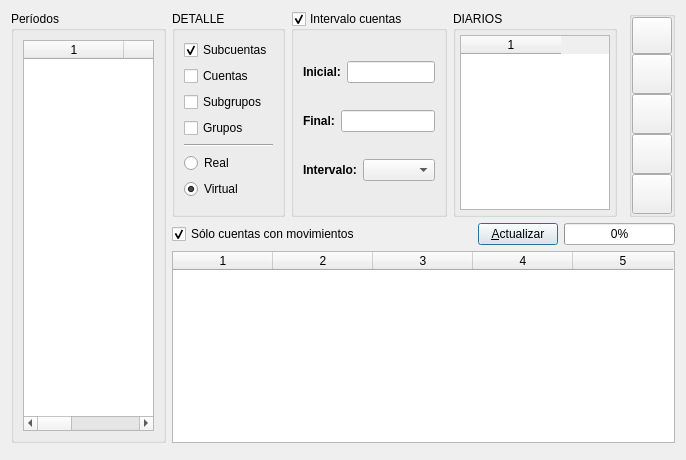
Before: the Qt Designer form ui/bss.ui in Ivanvegacbr/librokuentas, drawn with Qt 5.
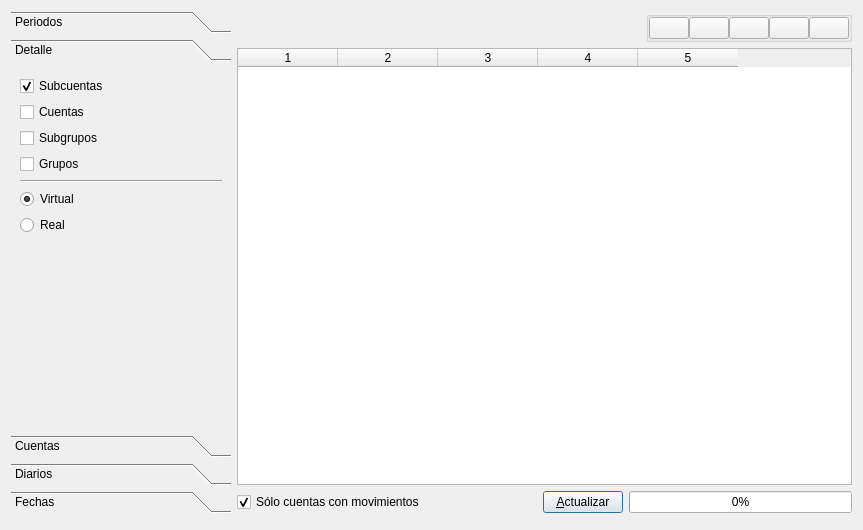
After: the same form once the commit is applied. The open tabs and pages were chosen to show the change. Icons and pictures are not drawn. Custom widgets are drawn as their Qt base class.

The edit to the form file:
```diff
--- a/ui/bss.ui
+++ b/ui/bss.ui
@@ -1,135 +1,144 @@
 <ui version="4.0" >
  <author>José Manuel Díez Botella - Iván González Millán</author>
  <class>bss</class>
- <widget class="QDialog" name="bss" >
-  <property name="geometry" >
+ <widget class="QDialog" name="bss">
+  <property name="geometry">
    <rect>
     <x>0</x>
     <y>0</y>
-    <width>686</width>
-    <height>460</height>
+    <width>863</width>
+    <height>530</height>
    </rect>
   </property>
-  <property name="windowTitle" >
+  <property name="windowTitle">
    <string>Balance de sumas y saldos</string>
   </property>
-  <property name="windowIcon" >
-   <iconset resource="libroK.qrc" >
+  <property name="windowIcon">
+   <iconset resource="libroK.qrc">
     <normaloff>:/graf/package_editors.png</normaloff>:/graf/package_editors.png</iconset>
   </property>
-  <layout class="QGridLayout" name="gridLayout_2" >
-   <item row="1" column="1" colspan="5" >
-    <layout class="QHBoxLayout" >
-     <property name="spacing" >
+  <layout class="QGridLayout" name="gridLayout">
+   <item row="2" column="1" colspan="2">
+    <layout class="QHBoxLayout">
+     <property name="spacing">
       <number>6</number>
      </property>
-     <property name="margin" >
+     <property name="margin">
       <number>0</number>
      </property>
      <item>
-      <widget class="QCheckBox" name="conmovcheckBox" >
-       <property name="sizePolicy" >
-        <sizepolicy vsizetype="Fixed" hsizetype="Preferred" >
+      <widget class="QCheckBox" name="conmovcheckBox">
+       <property name="sizePolicy">
+        <sizepolicy hsizetype="Preferred" vsizetype="Preferred">
          <horstretch>0</horstretch>
          <verstretch>0</verstretch>
         </sizepolicy>
        </property>
-       <property name="minimumSize" >
+       <property name="minimumSize">
         <size>
          <width>300</width>
          <height>0</height>
         </size>
        </property>
-       <property name="maximumSize" >
+       <property name="maximumSize">
         <size>
          <width>300</width>
          <height>32767</height>
         </size>
        </property>
-       <property name="text" >
+       <property name="text">
         <string>Sólo cuentas con movimientos</string>
        </property>
-       <property name="shortcut" >
+       <property name="shortcut">
         <string/>
        </property>
-       <property name="checked" >
+       <property name="checked">
         <bool>true</bool>
        </property>
       </widget>
      </item>
      <item>
-      <widget class="QPushButton" name="actualizapushButton" >
-       <property name="sizePolicy" >
-        <sizepolicy vsizetype="Fixed" hsizetype="Preferred" >
+      <widget class="QPushButton" name="actualizapushButton">
+       <property name="sizePolicy">
+        <sizepolicy hsizetype="Preferred" vsizetype="Preferred">
          <horstretch>0</horstretch>
          <verstretch>0</verstretch>
         </sizepolicy>
        </property>
-       <property name="text" >
+       <property name="text">
         <string>&amp;Actualizar</string>
        </property>
-       <property name="icon" >
-        <iconset resource="libroK.qrc" >
+       <property name="icon">
+        <iconset resource="libroK.qrc">
          <normaloff>:/images/librok-54.png</normaloff>:/images/librok-54.png</iconset>
        </property>
-       <property name="shortcut" >
+       <property name="shortcut">
         <string>Alt+A</string>
        </property>
       </widget>
      </item>
      <item>
-      <widget class="QProgressBar" name="progressBar" >
-       <property name="sizePolicy" >
-        <sizepolicy vsizetype="Fixed" hsizetype="Expanding" >
+      <widget class="QProgressBar" name="progressBar">
+       <property name="sizePolicy">
+        <sizepolicy hsizetype="Expanding" vsizetype="Preferred">
          <horstretch>0</horstretch>
          <verstretch>0</verstretch>
         </sizepolicy>
        </property>
-       <property name="value" >
+       <property name="value">
         <number>0</number>
        </property>
-       <property name="orientation" >
+       <property name="orientation">
         <enum>Qt::Horizontal</enum>
        </property>
       </widget>
      </item>
     </layout>
    </item>
-   <item rowspan="3" row="0" column="0" >
-    <widget class="QGroupBox" name="periodosGroupBox" >
-     <property name="sizePolicy" >
-      <sizepolicy vsizetype="Minimum" hsizetype="Maximum" >
+   <item row="0" column="0" rowspan="3">
+    <widget class="QToolBox" name="periodosToolBox">
+     <property name="sizePolicy">
+      <sizepolicy hsizetype="Preferred" vsizetype="Minimum">
        <horstretch>0</horstretch>
        <verstretch>0</verstretch>
       </sizepolicy>
      </property>
-     <property name="minimumSize" >
+     <property name="minimumSize">
       <size>
        <width>120</width>
        <height>0</height>
       </size>
      </property>
-     <property name="maximumSize" >
+     <property name="maximumSize">
       <size>
        <width>220</width>
        <height>16777215</height>
       </size>
      </property>
-     <property name="title" >
-      <string>Períodos</string>
-     </property>
-     <layout class="QGridLayout" name="gridLayout_3" >
-      <item row="0" column="0" >
-       <widget class="QTableWidget" name="periodosTableWidget" >
-        <property name="sizePolicy" >
-         <sizepolicy vsizetype="Preferred" hsizetype="Preferred" >
+     <widget class="QWidget" name="periodosToolBoxPage1">
+      <property name="geometry">
+       <rect>
+        <x>0</x>
+        <y>0</y>
+        <width>210</width>
+        <height>358</height>
+       </rect>
+      </property>
+      <attribute name="label">
+       <string>Periodos</string>
+      </attribute>
+      <layout class="QGridLayout" name="gridLayout_3">
+       <item row="0" column="0">
+        <widget class="QTableWidget" name="periodosTableWidget">
+         <property name="sizePolicy">
+          <sizepolicy hsizetype="Preferred" vsizetype="Preferred">
           <horstretch>0</horstretch>
           <verstretch>0</verstretch>
          </sizepolicy>
         </property>
-        <property name="maximumSize" >
+         <property name="maximumSize">
          <size>
-          <width>190</width>
+           <width>150</width>
           <height>16777215</height>
          </size>
         </property>
@@ -140,176 +149,174 @@
       </item>
      </layout>
     </widget>
-   </item>
-   <item row="0" column="1" >
-    <widget class="QGroupBox" name="groupBox" >
-     <property name="sizePolicy" >
-      <sizepolicy vsizetype="Preferred" hsizetype="Minimum" >
-       <horstretch>0</horstretch>
-       <verstretch>0</verstretch>
-      </sizepolicy>
-     </property>
-     <property name="maximumSize" >
-      <size>
-       <width>16777215</width>
-       <height>250</height>
-      </size>
-     </property>
-     <property name="title" >
-      <string>DETALLE</string>
-     </property>
-     <layout class="QGridLayout" name="gridLayout_4" >
-      <item row="0" column="0" >
-       <widget class="QCheckBox" name="subcuentascheckBox" >
-        <property name="sizePolicy" >
-         <sizepolicy vsizetype="Fixed" hsizetype="Preferred" >
+     <widget class="QWidget" name="page">
+      <property name="geometry">
+       <rect>
+        <x>0</x>
+        <y>0</y>
+        <width>210</width>
+        <height>358</height>
+       </rect>
+      </property>
+      <attribute name="label">
+       <string>Detalle</string>
+      </attribute>
+      <layout class="QVBoxLayout" name="verticalLayout_2">
+       <item>
+        <widget class="QCheckBox" name="subcuentascheckBox">
+         <property name="sizePolicy">
+          <sizepolicy hsizetype="Preferred" vsizetype="Fixed">
           <horstretch>0</horstretch>
           <verstretch>0</verstretch>
          </sizepolicy>
         </property>
-        <property name="toolTip" >
+         <property name="toolTip">
          <string>Subcuentas</string>
         </property>
-        <property name="text" >
+         <property name="text">
          <string>Subcuentas</string>
         </property>
-        <property name="checked" >
+         <property name="checked">
          <bool>true</bool>
         </property>
        </widget>
       </item>
-      <item row="1" column="0" >
-       <widget class="QCheckBox" name="cuentascheckBox" >
-        <property name="sizePolicy" >
-         <sizepolicy vsizetype="Fixed" hsizetype="Preferred" >
+       <item>
+        <widget class="QCheckBox" name="cuentascheckBox">
+         <property name="sizePolicy">
+          <sizepolicy hsizetype="Preferred" vsizetype="Fixed">
           <horstretch>0</horstretch>
           <verstretch>0</verstretch>
          </sizepolicy>
         </property>
-        <property name="toolTip" >
+         <property name="toolTip">
          <string>Cuentas</string>
         </property>
-        <property name="text" >
+         <property name="text">
          <string>Cuentas</string>
         </property>
        </widget>
       </item>
-      <item row="2" column="0" >
-       <widget class="QCheckBox" name="subgruposcheckBox" >
-        <property name="sizePolicy" >
-         <sizepolicy vsizetype="Fixed" hsizetype="Preferred" >
+       <item>
+        <widget class="QCheckBox" name="subgruposcheckBox">
+         <property name="sizePolicy">
+          <sizepolicy hsizetype="Preferred" vsizetype="Fixed">
           <horstretch>0</horstretch>
           <verstretch>0</verstretch>
          </sizepolicy>
         </property>
-        <property name="toolTip" >
+         <property name="toolTip">
          <string>Subgrupos</string>
         </property>
-        <property name="text" >
+         <property name="text">
          <string>Subgrupos</string>
         </property>
        </widget>
       </item>
-      <item row="3" column="0" >
-       <widget class="QCheckBox" name="gruposcheckBox" >
-        <property name="sizePolicy" >
-         <sizepolicy vsizetype="Fixed" hsizetype="Preferred" >
+       <item>
+        <widget class="QCheckBox" name="gruposcheckBox">
+         <property name="sizePolicy">
+          <sizepolicy hsizetype="Preferred" vsizetype="Fixed">
           <horstretch>0</horstretch>
           <verstretch>0</verstretch>
          </sizepolicy>
         </property>
-        <property name="toolTip" >
+         <property name="toolTip">
          <string>Grupos</string>
         </property>
-        <property name="text" >
+         <property name="text">
          <string>Grupos</string>
         </property>
        </widget>
       </item>
-      <item row="4" column="0" >
-       <widget class="Line" name="line" >
-        <property name="orientation" >
+       <item>
+        <widget class="Line" name="line">
+         <property name="orientation">
          <enum>Qt::Horizontal</enum>
         </property>
        </widget>
       </item>
-      <item row="5" column="0" >
-       <widget class="QRadioButton" name="radioReal" >
-        <property name="text" >
-         <string>Real</string>
-        </property>
-       </widget>
-      </item>
-      <item row="6" column="0" >
-       <widget class="QRadioButton" name="radioVirtual" >
-        <property name="text" >
+       <item>
+        <widget class="QRadioButton" name="radioVirtual">
+         <property name="text">
          <string>Virtual</string>
         </property>
-        <property name="checked" >
+         <property name="checked">
          <bool>true</bool>
         </property>
-        <property name="autoExclusive" >
+         <property name="autoExclusive">
          <bool>true</bool>
         </property>
        </widget>
       </item>
-     </layout>
-    </widget>
-   </item>
-   <item row="0" column="2" >
-    <widget class="QGroupBox" name="cuentasgroupBox" >
-     <property name="sizePolicy" >
-      <sizepolicy vsizetype="Preferred" hsizetype="Preferred" >
-       <horstretch>0</horstretch>
-       <verstretch>0</verstretch>
-      </sizepolicy>
-     </property>
-     <property name="maximumSize" >
+       <item>
+        <widget class="QRadioButton" name="radioReal">
+         <property name="text">
+          <string>Real</string>
+         </property>
+        </widget>
+       </item>
+       <item>
+        <spacer name="verticalSpacer">
+         <property name="orientation">
+          <enum>Qt::Vertical</enum>
+         </property>
+         <property name="sizeHint" stdset="0">
       <size>
-       <width>16777215</width>
-       <height>250</height>
-      </size>
-     </property>
-     <property name="title" >
-      <string>Intervalo cuentas</string>
-     </property>
-     <property name="checkable" >
-      <bool>true</bool>
-     </property>
-     <layout class="QVBoxLayout" name="verticalLayout" >
+           <width>20</width>
+           <height>40</height>
+          </size>
+         </property>
+        </spacer>
+       </item>
+      </layout>
+     </widget>
+     <widget class="QWidget" name="page_2">
+      <property name="geometry">
+       <rect>
+        <x>0</x>
+        <y>0</y>
+        <width>210</width>
+        <height>358</height>
+       </rect>
+      </property>
+      <attribute name="label">
+       <string>Cuentas</string>
+      </attribute>
+      <layout class="QVBoxLayout" name="verticalLayout">
       <item>
-       <layout class="QHBoxLayout" name="horizontalLayout" >
+        <layout class="QHBoxLayout" name="horizontalLayout_2">
         <item>
-         <widget class="QLabel" name="textLabel4" >
-          <property name="sizePolicy" >
-           <sizepolicy vsizetype="Maximum" hsizetype="Minimum" >
+          <widget class="QLabel" name="textLabel4">
+           <property name="sizePolicy">
+            <sizepolicy hsizetype="Minimum" vsizetype="Maximum">
             <horstretch>0</horstretch>
             <verstretch>0</verstretch>
            </sizepolicy>
           </property>
-          <property name="font" >
+           <property name="font">
            <font>
             <weight>75</weight>
             <bold>true</bold>
            </font>
           </property>
-          <property name="text" >
+           <property name="text">
            <string>Inicial:</string>
           </property>
-          <property name="wordWrap" >
+           <property name="wordWrap">
            <bool>false</bool>
           </property>
          </widget>
         </item>
         <item>
-         <widget class="QLineEdit" name="desdelineEdit" >
-          <property name="sizePolicy" >
-           <sizepolicy vsizetype="Fixed" hsizetype="Preferred" >
+          <widget class="QLineEdit" name="desdelineEdit">
+           <property name="sizePolicy">
+            <sizepolicy hsizetype="Preferred" vsizetype="Fixed">
             <horstretch>0</horstretch>
             <verstretch>0</verstretch>
            </sizepolicy>
           </property>
-          <property name="maximumSize" >
+           <property name="maximumSize">
            <size>
             <width>110</width>
             <height>16777215</height>
@@ -320,44 +327,44 @@
        </layout>
       </item>
       <item>
-       <layout class="QHBoxLayout" name="horizontalLayout_2" >
+        <layout class="QHBoxLayout" name="horizontalLayout_3">
         <item>
-         <widget class="QLabel" name="textLabel6" >
-          <property name="sizePolicy" >
-           <sizepolicy vsizetype="Maximum" hsizetype="Minimum" >
+          <widget class="QLabel" name="textLabel6">
+           <property name="sizePolicy">
+            <sizepolicy hsizetype="Minimum" vsizetype="Maximum">
             <horstretch>0</horstretch>
             <verstretch>0</verstretch>
            </sizepolicy>
           </property>
-          <property name="font" >
+           <property name="font">
            <font>
             <weight>75</weight>
             <bold>true</bold>
            </font>
           </property>
-          <property name="text" >
+           <property name="text">
            <string>Final:</string>
           </property>
-          <property name="wordWrap" >
+           <property name="wordWrap">
            <bool>false</bool>
           </property>
          </widget>
         </item>
         <item>
-         <widget class="QLineEdit" name="hastalineEdit" >
-          <property name="sizePolicy" >
-           <sizepolicy vsizetype="Fixed" hsizetype="Preferred" >
+          <widget class="QLineEdit" name="hastalineEdit">
+           <property name="sizePolicy">
+            <sizepolicy hsizetype="Preferred" vsizetype="Fixed">
             <horstretch>0</horstretch>
             <verstretch>0</verstretch>
            </sizepolicy>
           </property>
-          <property name="maximumSize" >
+           <property name="maximumSize">
            <size>
             <width>110</width>
             <height>16777215</height>
            </size>
           </property>
-          <property name="text" >
+           <property name="text">
            <string/>
           </property>
          </widget>
@@ -365,35 +372,35 @@
        </layout>
       </item>
       <item>
-       <layout class="QHBoxLayout" name="horizontalLayout_3" >
+        <layout class="QHBoxLayout" name="horizontalLayout_4">
         <item>
-         <widget class="QLabel" name="label_2" >
-          <property name="sizePolicy" >
-           <sizepolicy vsizetype="Maximum" hsizetype="Minimum" >
+          <widget class="QLabel" name="label_2">
+           <property name="sizePolicy">
+            <sizepolicy hsizetype="Minimum" vsizetype="Maximum">
             <horstretch>0</horstretch>
             <verstretch>0</verstretch>
            </sizepolicy>
           </property>
-          <property name="font" >
+           <property name="font">
            <font>
             <weight>75</weight>
             <bold>true</bold>
            </font>
           </property>
-          <property name="text" >
+           <property name="text">
            <string>Intervalo:</string>
           </property>
          </widget>
         </item>
         <item>
-         <widget class="QComboBox" name="intervaloComboBox" >
-          <property name="sizePolicy" >
-           <sizepolicy vsizetype="Fixed" hsizetype="Preferred" >
+          <widget class="QComboBox" name="intervaloComboBox">
+           <property name="sizePolicy">
+            <sizepolicy hsizetype="Preferred" vsizetype="Fixed">
             <horstretch>0</horstretch>
             <verstretch>0</verstretch>
            </sizepolicy>
           </property>
-          <property name="maximumSize" >
+           <property name="maximumSize">
            <size>
             <width>110</width>
             <height>16777215</height>
@@ -403,48 +410,67 @@
         </item>
        </layout>
       </item>
-     </layout>
-    </widget>
-   </item>
-   <item row="0" column="3" >
-    <widget class="QGroupBox" name="groupBox_3" >
-     <property name="sizePolicy" >
-      <sizepolicy vsizetype="Preferred" hsizetype="Minimum" >
-       <horstretch>0</horstretch>
-       <verstretch>0</verstretch>
-      </sizepolicy>
-     </property>
-     <property name="maximumSize" >
+       <item>
+        <spacer name="verticalSpacer_2">
+         <property name="orientation">
+          <enum>Qt::Vertical</enum>
+         </property>
+         <property name="sizeHint" stdset="0">
+          <size>
+           <width>20</width>
+           <height>40</height>
+          </size>
+         </property>
+        </spacer>
+       </item>
+      </layout>
+     </widget>
+     <widget class="QWidget" name="page_3">
+      <property name="geometry">
+       <rect>
+        <x>0</x>
+        <y>0</y>
+        <width>210</width>
+        <height>358</height>
+       </rect>
+      </property>
+      <attribute name="label">
+       <string>Diarios</string>
+      </attribute>
+      <layout class="QVBoxLayout" name="verticalLayout_6">
+       <item>
+        <widget class="QGroupBox" name="groupBox_3">
+         <property name="maximumSize">
       <size>
        <width>180</width>
        <height>250</height>
       </size>
      </property>
-     <property name="title" >
-      <string>DIARIOS</string>
-     </property>
-     <layout class="QVBoxLayout" >
-      <property name="spacing" >
+         <property name="title">
+          <string/>
+         </property>
+         <layout class="QVBoxLayout">
+          <property name="spacing">
        <number>4</number>
       </property>
-      <property name="margin" >
+          <property name="margin">
        <number>4</number>
       </property>
       <item>
-       <widget class="QTableWidget" name="diariostableWidget" >
-        <property name="sizePolicy" >
-         <sizepolicy vsizetype="Preferred" hsizetype="Preferred" >
+           <widget class="QTableWidget" name="diariostableWidget">
+            <property name="sizePolicy">
+             <sizepolicy hsizetype="Preferred" vsizetype="Preferred">
           <horstretch>0</horstretch>
           <verstretch>0</verstretch>
          </sizepolicy>
         </property>
-        <property name="maximumSize" >
+            <property name="maximumSize">
          <size>
           <width>150</width>
           <height>16777215</height>
          </size>
         </property>
-        <property name="columnCount" >
+            <property name="columnCount">
          <number>1</number>
         </property>
         <column/>
@@ -453,244 +479,289 @@
      </layout>
     </widget>
    </item>
-   <item row="0" column="5" >
-    <widget class="QGroupBox" name="groupBox_2" >
-     <property name="sizePolicy" >
-      <sizepolicy vsizetype="Preferred" hsizetype="Maximum" >
+      </layout>
+     </widget>
+     <widget class="QWidget" name="page_4">
+      <property name="geometry">
+       <rect>
+        <x>0</x>
+        <y>0</y>
+        <width>210</width>
+        <height>358</height>
+       </rect>
+      </property>
+      <attribute name="label">
+       <string>Fechas</string>
+      </attribute>
+      <layout class="QVBoxLayout" name="verticalLayout_7">
+       <item>
+        <widget class="interFechas" name="datas" native="true">
+         <property name="sizePolicy">
+          <sizepolicy hsizetype="MinimumExpanding" vsizetype="Preferred">
        <horstretch>0</horstretch>
        <verstretch>0</verstretch>
       </sizepolicy>
      </property>
-     <property name="maximumSize" >
+         <property name="maximumSize">
       <size>
        <width>16777215</width>
        <height>250</height>
       </size>
      </property>
-     <property name="title" >
-      <string/>
-     </property>
-     <layout class="QGridLayout" name="gridLayout" >
-      <property name="margin" >
-       <number>0</number>
-      </property>
-      <property name="spacing" >
-       <number>0</number>
-      </property>
-      <item row="4" column="0" >
-       <widget class="QPushButton" name="salirpushButton" >
-        <property name="sizePolicy" >
-         <sizepolicy vsizetype="Expanding" hsizetype="Fixed" >
-          <horstretch>0</horstretch>
-          <verstretch>0</verstretch>
-         </sizepolicy>
-        </property>
-        <property name="maximumSize" >
-         <size>
-          <width>40</width>
-          <height>40</height>
-         </size>
-        </property>
-        <property name="toolTip" >
-         <string>&amp;Salir</string>
-        </property>
-        <property name="text" >
-         <string/>
-        </property>
-        <property name="icon" >
-         <iconset resource="libroK.qrc" >
-          <normaloff>:/images/librok-52.png</normaloff>:/images/librok-52.png</iconset>
-        </property>
-        <property name="iconSize" >
-         <size>
-          <width>31</width>
-          <height>31</height>
-         </size>
-        </property>
-        <property name="shortcut" >
-         <string>Alt+S</string>
-        </property>
-       </widget>
-      </item>
-      <item row="3" column="0" >
-       <widget class="QPushButton" name="fichpushButton" >
-        <property name="sizePolicy" >
-         <sizepolicy vsizetype="Expanding" hsizetype="Fixed" >
-          <horstretch>0</horstretch>
-          <verstretch>0</verstretch>
-         </sizepolicy>
-        </property>
-        <property name="maximumSize" >
+        </widget>
+       </item>
+       <item>
+        <spacer name="verticalSpacer_3">
+         <property name="orientation">
+          <enum>Qt::Vertical</enum>
+         </property>
+         <property name="sizeHint" stdset="0">
          <size>
-          <width>40</width>
+           <width>20</width>
           <height>40</height>
          </size>
         </property>
-        <property name="toolTip" >
-         <string>&amp;Copiar</string>
-        </property>
-        <property name="text" >
-         <string/>
-        </property>
-        <property name="icon" >
-         <iconset resource="libroK.qrc" >
-          <normaloff>:/graf/Copy.png</normaloff>:/graf/Copy.png</iconset>
-        </property>
-        <property name="iconSize" >
-         <size>
-          <width>31</width>
-          <height>31</height>
-         </size>
-        </property>
-        <property name="shortcut" >
-         <string>Alt+C</string>
-        </property>
-       </widget>
-      </item>
-      <item row="2" column="0" >
-       <widget class="QPushButton" name="gentexpushButton" >
-        <property name="sizePolicy" >
-         <sizepolicy vsizetype="Expanding" hsizetype="Fixed" >
+        </spacer>
+       </item>
+      </layout>
+     </widget>
+    </widget>
+   </item>
+   <item row="1" column="1" colspan="2">
+    <widget class="QTableWidget" name="table">
+     <property name="sizePolicy">
+      <sizepolicy hsizetype="Preferred" vsizetype="MinimumExpanding">
           <horstretch>0</horstretch>
-          <verstretch>0</verstretch>
-         </sizepolicy>
-        </property>
-        <property name="maximumSize" >
-         <size>
-          <width>40</width>
-          <height>40</height>
-         </size>
-        </property>
-        <property name="toolTip" >
-         <string>&amp;Genera TEX</string>
-        </property>
-        <property name="text" >
-         <string/>
-        </property>
-        <property name="icon" >
-         <iconset resource="libroK.qrc" >
-          <normaloff>:/images/librok-36.png</normaloff>:/images/librok-36.png</iconset>
-        </property>
-        <property name="iconSize" >
-         <size>
-          <width>31</width>
-          <height>31</height>
-         </size>
-        </property>
-        <property name="shortcut" >
-         <string>Alt+G</string>
-        </property>
-       </widget>
-      </item>
-      <item row="1" column="0" >
-       <widget class="QPushButton" name="graficoButton" >
-        <property name="sizePolicy" >
-         <sizepolicy vsizetype="Expanding" hsizetype="Fixed" >
+       <verstretch>10</verstretch>
+      </sizepolicy>
+     </property>
+     <property name="columnCount">
+      <number>5</number>
+     </property>
+     <column/>
+     <column/>
+     <column/>
+     <column/>
+     <column/>
+    </widget>
+   </item>
+   <item row="0" column="2">
+    <widget class="QGroupBox" name="groupBox_2">
+     <property name="sizePolicy">
+      <sizepolicy hsizetype="Maximum" vsizetype="Preferred">
           <horstretch>0</horstretch>
           <verstretch>0</verstretch>
          </sizepolicy>
         </property>
-        <property name="maximumSize" >
+     <property name="maximumSize">
          <size>
-          <width>40</width>
-          <height>40</height>
-         </size>
-        </property>
-        <property name="toolTip" >
-         <string>&amp;Ver Gráfico</string>
-        </property>
-        <property name="text" >
+       <width>16777215</width>
+       <height>250</height>
+      </size>
+     </property>
+     <property name="title">
          <string/>
         </property>
-        <property name="icon" >
-         <iconset resource="libroK.qrc" >
-          <normaloff>:/images/librok-20.png</normaloff>:/images/librok-20.png</iconset>
-        </property>
-        <property name="iconSize" >
-         <size>
-          <width>31</width>
-          <height>31</height>
-         </size>
-        </property>
-        <property name="shortcut" >
-         <string>Alt+V</string>
-        </property>
-       </widget>
-      </item>
-      <item row="0" column="0" >
-       <widget class="QPushButton" name="ImprimirpushButton" >
-        <property name="sizePolicy" >
-         <sizepolicy vsizetype="Minimum" hsizetype="Minimum" >
+     <layout class="QHBoxLayout" name="horizontalLayout">
+      <property name="spacing">
+       <number>0</number>
+      </property>
+      <property name="margin">
+       <number>0</number>
+      </property>
+      <item>
+       <widget class="QPushButton" name="ImprimirpushButton">
+        <property name="sizePolicy">
+         <sizepolicy hsizetype="Minimum" vsizetype="Minimum">
           <horstretch>0</horstretch>
           <verstretch>0</verstretch>
          </sizepolicy>
         </property>
-        <property name="maximumSize" >
+        <property name="maximumSize">
          <size>
           <width>40</width>
           <height>40</height>
          </size>
         </property>
-        <property name="toolTip" >
+        <property name="toolTip">
          <string>&amp;Imprimir</string>
         </property>
-        <property name="text" >
+        <property name="text">
          <string/>
         </property>
-        <property name="icon" >
-         <iconset resource="libroK.qrc" >
+        <property name="icon">
+         <iconset resource="libroK.qrc">
           <normaloff>:/graf/Print.png</normaloff>:/graf/Print.png</iconset>
         </property>
-        <property name="iconSize" >
+        <property name="iconSize">
          <size>
           <width>31</width>
           <height>31</height>
          </size>
         </property>
-        <property name="shortcut" >
+        <property name="shortcut">
          <string>Alt+I</string>
         </property>
        </widget>
       </item>
+      <item>
+       <widget class="QPushButton" name="graficoButton">
+        <property name="sizePolicy">
+         <sizepolicy hsizetype="Fixed" vsizetype="Expanding">
+          <horstretch>0</horstretch>
+          <verstretch>0</verstretch>
+         </sizepolicy>
+        </property>
+        <property name="maximumSize">
+         <size>
+          <width>40</width>
+          <height>40</height>
+         </size>
+        </property>
+        <property name="toolTip">
+         <string>&amp;Ver Gráfico</string>
+        </property>
+        <property name="text">
+         <string/>
+        </property>
+        <property name="icon">
+         <iconset resource="libroK.qrc">
+          <normaloff>:/images/librok-20.png</normaloff>:/images/librok-20.png</iconset>
+        </property>
+        <property name="iconSize">
+         <size>
+          <width>31</width>
+          <height>31</height>
+         </size>
+        </property>
+        <property name="shortcut">
+         <string>Alt+V</string>
+        </property>
+       </widget>
+      </item>
+      <item>
+       <widget class="QPushButton" name="gentexpushButton">
+        <property name="sizePolicy">
+         <sizepolicy hsizetype="Fixed" vsizetype="Expanding">
+          <horstretch>0</horstretch>
+          <verstretch>0</verstretch>
+         </sizepolicy>
+        </property>
+        <property name="maximumSize">
+         <size>
+          <width>40</width>
+          <height>40</height>
+         </size>
+        </property>
+        <property name="toolTip">
+         <string>&amp;Genera TEX</string>
+        </property>
+        <property name="text">
+         <string/>
+        </property>
+        <property name="icon">
+         <iconset resource="libroK.qrc">
+          <normaloff>:/images/librok-36.png</normaloff>:/images/librok-36.png</iconset>
+        </property>
+        <property name="iconSize">
+         <size>
+          <width>31</width>
+          <height>31</height>
+         </size>
+        </property>
+        <property name="shortcut">
+         <string>Alt+G</string>
+        </property>
+       </widget>
+      </item>
+      <item>
+       <widget class="QPushButton" name="fichpushButton">
+        <property name="sizePolicy">
+         <sizepolicy hsizetype="Fixed" vsizetype="Expanding">
+          <horstretch>0</horstretch>
+          <verstretch>0</verstretch>
+         </sizepolicy>
+        </property>
+        <property name="maximumSize">
+         <size>
+          <width>40</width>
+          <height>40</height>
+         </size>
+        </property>
+        <property name="toolTip">
+         <string>&amp;Copiar</string>
+        </property>
+        <property name="text">
+         <string/>
+        </property>
+        <property name="icon">
+         <iconset resource="libroK.qrc">
+          <normaloff>:/graf/Copy.png</normaloff>:/graf/Copy.png</iconset>
+        </property>
+        <property name="iconSize">
+         <size>
+          <width>31</width>
+          <height>31</height>
+         </size>
+        </property>
+        <property name="shortcut">
+         <string>Alt+C</string>
+        </property>
+       </widget>
+      </item>
+      <item>
+       <widget class="QPushButton" name="salirpushButton">
+        <property name="sizePolicy">
+         <sizepolicy hsizetype="Fixed" vsizetype="Expanding">
+          <horstretch>0</horstretch>
+          <verstretch>0</verstretch>
+         </sizepolicy>
+        </property>
+        <property name="maximumSize">
+         <size>
+          <width>40</width>
+          <height>40</height>
+         </size>
+        </property>
+        <property name="toolTip">
+         <string>&amp;Salir</string>
+        </property>
+        <property name="text">
+         <string/>
+        </property>
+        <property name="icon">
+         <iconset resource="libroK.qrc">
+          <normaloff>:/images/librok-52.png</normaloff>:/images/librok-52.png</iconset>
+        </property>
+        <property name="iconSize">
+         <size>
+          <width>31</width>
+          <height>31</height>
+         </size>
+        </property>
+        <property name="shortcut">
+         <string>Alt+S</string>
+        </property>
+       </widget>
+      </item>
      </layout>
     </widget>
    </item>
-   <item row="3" column="0" colspan="6" >
-    <widget class="porcentage" native="1" name="lcds" />
+   <item row="3" column="0" colspan="3">
+    <widget class="porcentage" name="lcds" native="true"/>
    </item>
-   <item row="0" column="4" >
-    <widget class="interFechas" native="1" name="datas" >
-     <property name="sizePolicy" >
-      <sizepolicy vsizetype="Preferred" hsizetype="Preferred" >
-       <horstretch>0</horstretch>
-       <verstretch>0</verstretch>
-      </sizepolicy>
+   <item row="0" column="1">
+    <spacer name="horizontalSpacer">
+     <property name="orientation">
+      <enum>Qt::Horizontal</enum>
      </property>
-     <property name="maximumSize" >
+     <property name="sizeHint" stdset="0">
       <size>
-       <width>16777215</width>
-       <height>250</height>
+       <width>40</width>
+       <height>20</height>
       </size>
      </property>
-    </widget>
-   </item>
-   <item row="2" column="1" colspan="5" >
-    <widget class="QTableWidget" name="table" >
-     <property name="sizePolicy" >
-      <sizepolicy vsizetype="MinimumExpanding" hsizetype="Preferred" >
-       <horstretch>0</horstretch>
-       <verstretch>10</verstretch>
-      </sizepolicy>
-     </property>
-     <property name="columnCount" >
-      <number>5</number>
-     </property>
-     <column/>
-     <column/>
-     <column/>
-     <column/>
-     <column/>
-    </widget>
+    </spacer>
    </item>
   </layout>
  </widget>
```
Left out of the diff: 13 changed lines with no effect on the pictures. Lines whose indentation alone changed are shown as unchanged.
